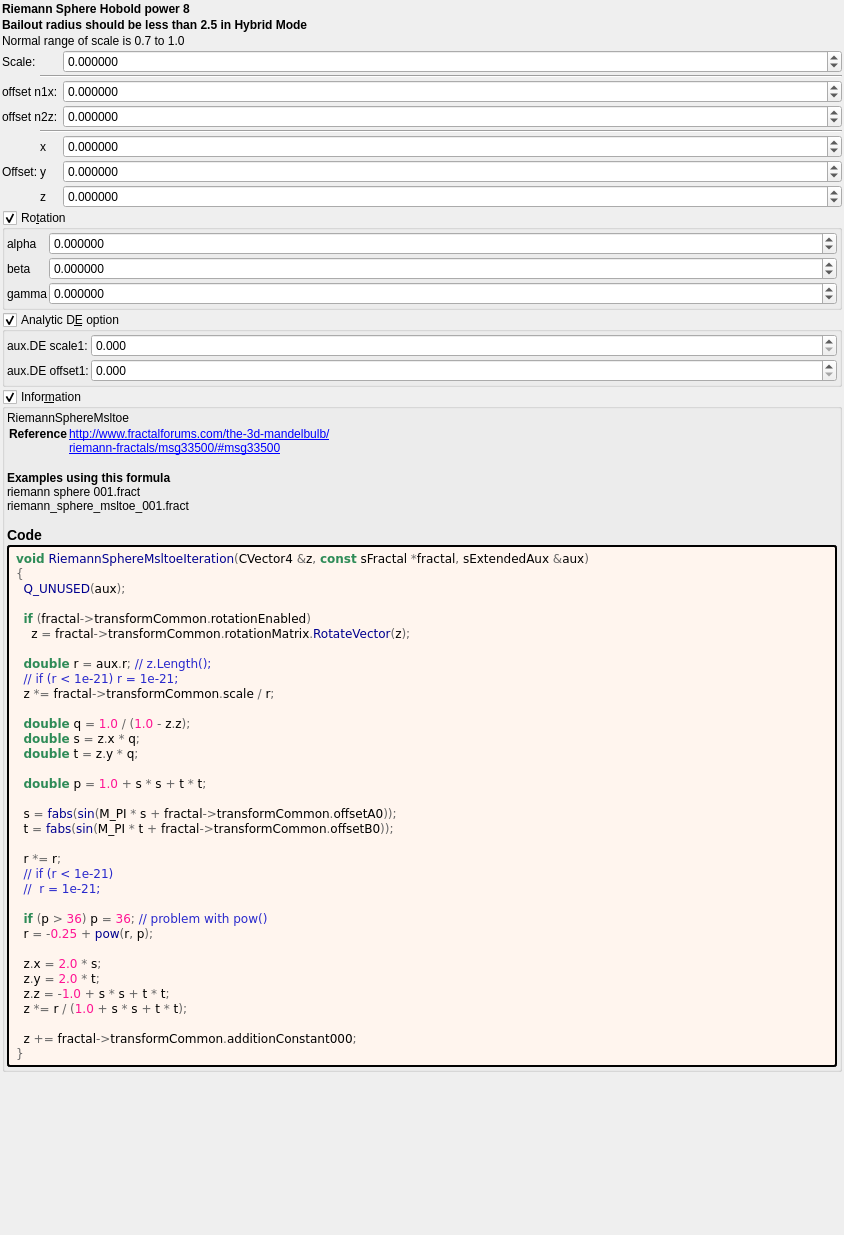
First picture: the form in mandelbulber2/formula/ui/riemann_sphere_hobold_pow8.ui, repository buddhi1980/mandelbulber2, before the edit.
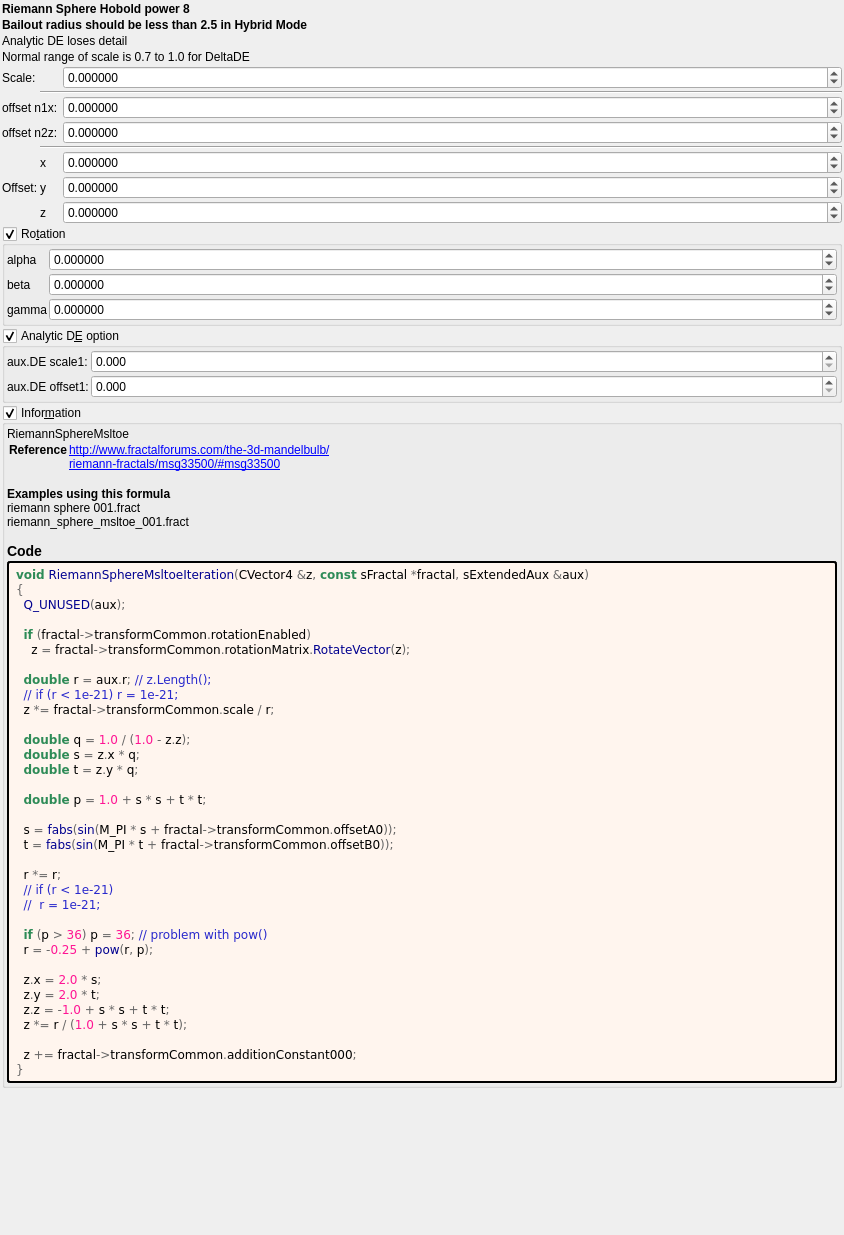
Second picture: the form after the edit. Custom widgets are drawn as their Qt base class.

Commit message: riemann_sphere_hobold_icons add miissing enable to smooth mandelbox remove unused code menger smooth

The edit to the form file:
```diff
--- a/mandelbulber2/formula/ui/riemann_sphere_hobold_pow8.ui
+++ b/mandelbulber2/formula/ui/riemann_sphere_hobold_pow8.ui
@@ -55,10 +55,17 @@
      </property>
     </widget>
    </item>
+   <item>
+    <widget class="QLabel" name="label_258">
+     <property name="text">
+      <string>Analytic DE loses detail</string>
+     </property>
+    </widget>
+   </item>
    <item>
     <widget class="QLabel" name="label_257">
      <property name="text">
-      <string>Normal range of scale is 0.7 to 1.0</string>
+      <string>Normal range of scale is 0.7 to 1.0 for DeltaDE</string>
      </property>
     </widget>
    </item>
```
The commit also changes 7 other files.
